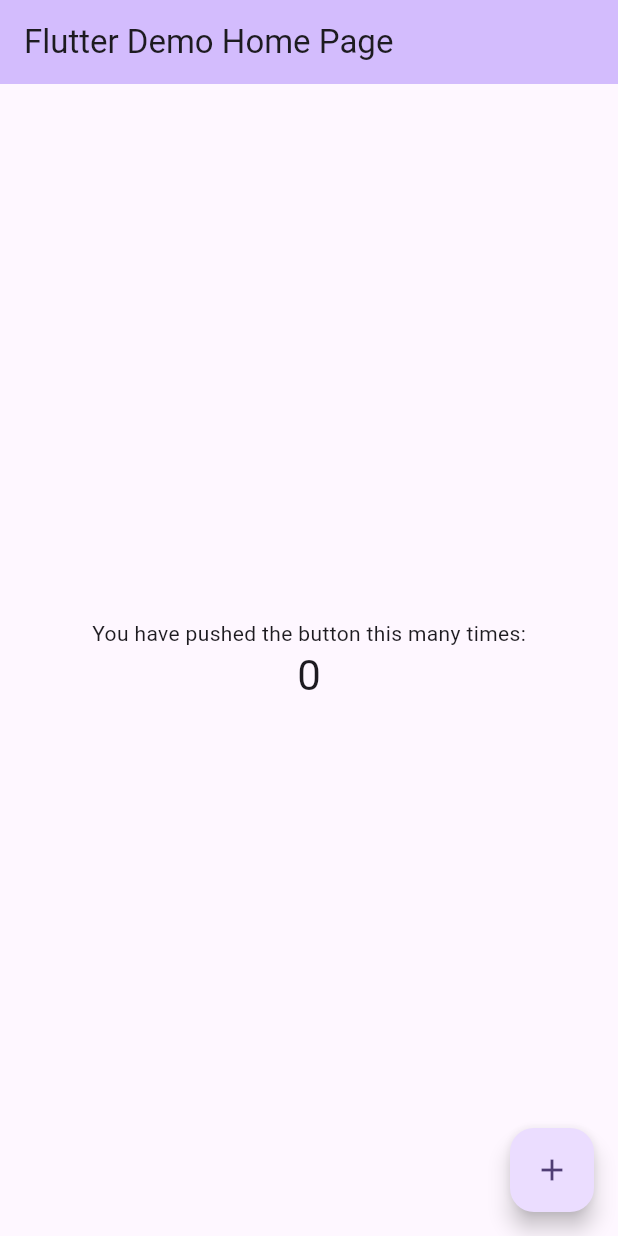
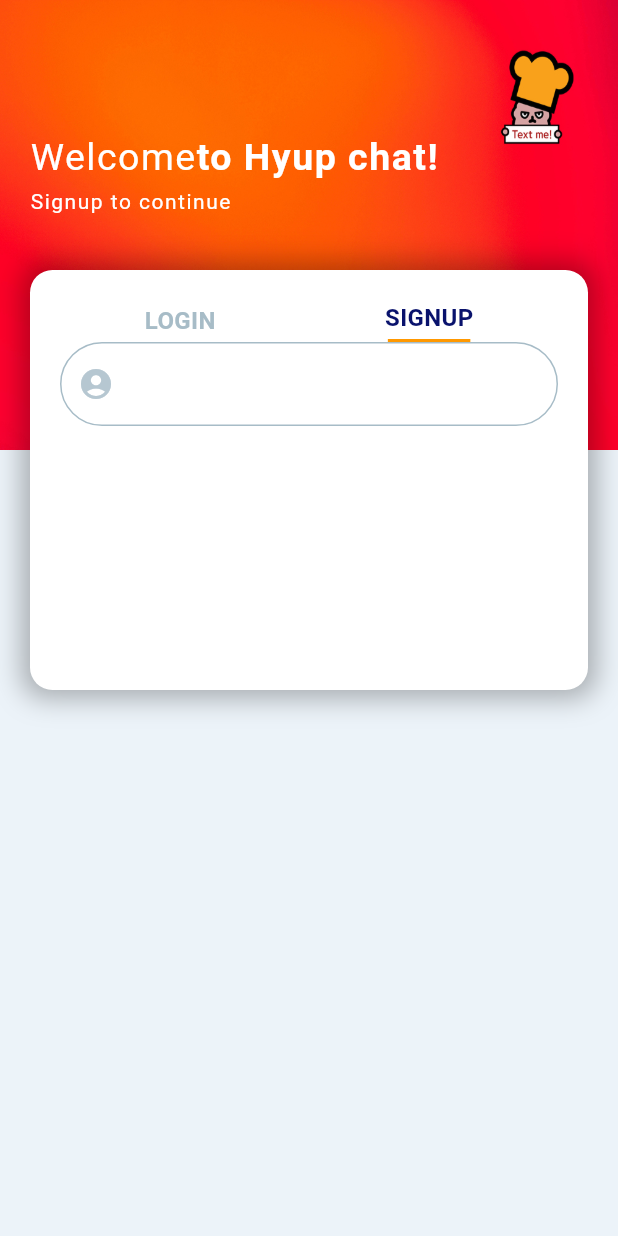
Before and after one commit to shyang12/Chatting_App, a Flutter app: the screen it shows after launch, on a phone screen of 412 x 824 dp. Run offline on Flutter 3.47's test engine with Material 3 defaults, Android fonts, the phone set to English and light mode, and no system bars.

Commit message:
채팅 앱 UI 디자인 / 2024-05-22

```diff
--- a/lib/main.dart
+++ b/lib/main.dart
@@ -1,3 +1,4 @@
+import 'package:chatting_app/screens/main_screen.dart';
 import 'package:flutter/material.dart';
 
 void main() {
@@ -5,121 +6,17 @@ void main() {
 }
 
 class MyApp extends StatelessWidget {
-  const MyApp({super.key});
+  const MyApp({Key? key}) : super(key: key);
 
   // This widget is the root of your application.
   @override
   Widget build(BuildContext context) {
     return MaterialApp(
-      title: 'Flutter Demo',
+      title: 'Hyup Chatting',
       theme: ThemeData(
-        // This is the theme of your application.
-        //
-        // TRY THIS: Try running your application with "flutter run". You'll see
-        // the application has a purple toolbar. Then, without quitting the app,
-        // try changing the seedColor in the colorScheme below to Colors.green
-        // and then invoke "hot reload" (save your changes or press the "hot
-        // reload" button in a Flutter-supported IDE, or press "r" if you used
-        // the command line to start the app).
-        //
-        // Notice that the counter didn't reset back to zero; the application
-        // state is not lost during the reload. To reset the state, use hot
-        // restart instead.
-        //
-        // This works for code too, not just values: Most code changes can be
-        // tested with just a hot reload.
-        colorScheme: ColorScheme.fromSeed(seedColor: Colors.deepPurple),
-        useMaterial3: true,
+        primarySwatch: Colors.blue
       ),
-      home: const MyHomePage(title: 'Flutter Demo Home Page'),
+      home: LoginSignupScreen(),
     );
   }
 }
-
-class MyHomePage extends StatefulWidget {
-  const MyHomePage({super.key, required this.title});
-
-  // This widget is the home page of your application. It is stateful, meaning
-  // that it has a State object (defined below) that contains fields that affect
-  // how it looks.
-
-  // This class is the configuration for the state. It holds the values (in this
-  // case the title) provided by the parent (in this case the App widget) and
-  // used by the build method of the State. Fields in a Widget subclass are
-  // always marked "final".
-
-  final String title;
-
-  @override
-  State<MyHomePage> createState() => _MyHomePageState();
-}
-
-class _MyHomePageState extends State<MyHomePage> {
-  int _counter = 0;
-
-  void _incrementCounter() {
-    setState(() {
-      // This call to setState tells the Flutter framework that something has
-      // changed in this State, which causes it to rerun the build method below
-      // so that the display can reflect the updated values. If we changed
-      // _counter without calling setState(), then the build method would not be
-      // called again, and so nothing would appear to happen.
-      _counter++;
-    });
-  }
-
-  @override
-  Widget build(BuildContext context) {
-    // This method is rerun every time setState is called, for instance as done
-    // by the _incrementCounter method above.
-    //
-    // The Flutter framework has been optimized to make rerunning build methods
-    // fast, so that you can just rebuild anything that needs updating rather
-    // than having to individually change instances of widgets.
-    return Scaffold(
-      appBar: AppBar(
-        // TRY THIS: Try changing the color here to a specific color (to
-        // Colors.amber, perhaps?) and trigger a hot reload to see the AppBar
-        // change color while the other colors stay the same.
-        backgroundColor: Theme.of(context).colorScheme.inversePrimary,
-        // Here we take the value from the MyHomePage object that was created by
-        // the App.build method, and use it to set our appbar title.
-        title: Text(widget.title),
-      ),
-      body: Center(
-        // Center is a layout widget. It takes a single child and positions it
-        // in the middle of the parent.
-        child: Column(
-          // Column is also a layout widget. It takes a list of children and
-          // arranges them vertically. By default, it sizes itself to fit its
-          // children horizontally, and tries to be as tall as its parent.
-          //
-          // Column has various properties to control how it sizes itself and
-          // how it positions its children. Here we use mainAxisAlignment to
-          // center the children vertically; the main axis here is the vertical
-          // axis because Columns are vertical (the cross axis would be
-          // horizontal).
-          //
-          // TRY THIS: Invoke "debug painting" (choose the "Toggle Debug Paint"
-          // action in the IDE, or press "p" in the console), to see the
-          // wireframe for each widget.
-          mainAxisAlignment: MainAxisAlignment.center,
-          children: <Widget>[
-            const Text(
-              'You have pushed the button this many times:',
-            ),
-            Text(
-              '$_counter',
-              style: Theme.of(context).textTheme.headlineMedium,
-            ),
-          ],
-        ),
-      ),
-      floatingActionButton: FloatingActionButton(
-        onPressed: _incrementCounter,
-        tooltip: 'Increment',
-        child: const Icon(Icons.add),
-      ), // This trailing comma makes auto-formatting nicer for build methods.
-    );
-  }
-}
--- a/lib/screens/main_screen.dart
+++ b/lib/screens/main_screen.dart
@@ -0,0 +1,190 @@
+import 'package:flutter/cupertino.dart';
+import 'package:flutter/material.dart';
+import 'package:chatting_app/config/Palette.dart';
+import 'package:flutter/widgets.dart';
+
+class LoginSignupScreen extends StatefulWidget {
+  const LoginSignupScreen({Key? key}) : super(key: key);
+
+  @override
+  State<LoginSignupScreen> createState() => _LoginSignupScreenState();
+}
+
+class _LoginSignupScreenState extends State<LoginSignupScreen> {
+  bool isSignupScreen = true;
+
+  @override
+  Widget build(BuildContext context) {
+    return Scaffold(
+      backgroundColor: Palette.backgroundColor,
+      body: Stack(
+        children: [
+          Positioned(
+            top: 0,
+            right: 0,
+            left: 0,
+            child: Container(
+              height: 300,
+              decoration: BoxDecoration(
+                image: DecorationImage(
+                  image: AssetImage('image/red.jpg'),
+                  fit: BoxFit.fill
+                ),
+              ),
+              child: Container(
+                padding: EdgeInsets.only(top: 90, left: 20),
+                child: Column(
+                  crossAxisAlignment: CrossAxisAlignment.start,
+                  children: [
+                    RichText(
+                      text: TextSpan(
+                        text: 'Welcome',
+                        style: TextStyle(
+                          letterSpacing: 1.0,
+                          fontSize: 25,
+                          color: Colors.white
+                        ),
+                        children: [
+                          TextSpan(
+                        text: 'to Hyup chat!',
+                        style: TextStyle(
+                            letterSpacing: 1.0,
+                            fontSize: 25,
+                            color: Colors.white,
+                            fontWeight: FontWeight.bold
+                            ),
+                          ),
+                        ],
+                      ),
+                    ),
+                    SizedBox(
+                      height: 5.0,
+                    ),
+                    Text(
+                      "Signup to continue",
+                      style: TextStyle(
+                          letterSpacing: 1.0,
+                          color: Colors.white,
+                      ),
+                    )
+                  ],
+                ),
+              ),
+            ),
+          ),
+          Positioned(
+            top: 180,
+            child: Container(
+              padding: EdgeInsets.all(20.0),
+              height: 280.0,
+              width: MediaQuery.of(context).size.width - 40,
+              margin: EdgeInsets.symmetric(horizontal: 20.0),
+              decoration: BoxDecoration(
+                color: Colors.white,
+                borderRadius: BorderRadius.circular(15.0),
+                boxShadow: [
+                  BoxShadow(
+                    color: Colors.black.withOpacity(0.3),
+                    blurRadius: 15,
+                    spreadRadius: 5,
+                  ),
+                ],
+              ),
+              child: Column(
+                children: [
+                  Row(
+                    mainAxisAlignment: MainAxisAlignment.spaceAround,
+                    children: [
+                      GestureDetector(
+                        onTap: () {
+                          setState(() {
+                            isSignupScreen = false;
+                          });
+                        },
+                        child: Column(
+                          children: [
+                            Text(
+                              'LOGIN',
+                              style: TextStyle(
+                                fontSize: 16,
+                                fontWeight: FontWeight.bold,
+                                color: !isSignupScreen ? Palette.activeColor : Palette.textColor1,
+                              ),
+                            ),
+                            if (!isSignupScreen)
+                            Container(
+                              margin: EdgeInsets.only(top: 3),
+                              height: 2,
+                              width: 55,
+                              color: Colors.orange,
+                            )
+                          ],
+                        ),
+                      ),
+                      GestureDetector(
+                        onTap: () {
+                          setState(() {
+                            isSignupScreen = true;
+                          });
+                        },
+                        child: Column(
+                          children: [
+                            Text(
+                              'SIGNUP',
+                              style: TextStyle(
+                                fontSize: 16,
+                                fontWeight: FontWeight.bold,
+                                color: isSignupScreen ?  Palette.activeColor : Palette.textColor1,
+                              ),
+                            ),
+                            if (isSignupScreen)
+                            Container(
+                              margin: EdgeInsets.only(top: 3),
+                              height: 2,
+                              width: 55,
+                              color: Colors.orange,
+                            )
+                          ],
+                        ),
+                      ),
+                    ],
+                  ),
+                  Container(
+                    child: Form(
+                      child: Column(
+                        children: [
+                          TextFormField(
+                            decoration: InputDecoration(
+                              prefixIcon: Icon(
+                                Icons.account_circle,
+                                color: Palette.iconColor,
+                              ),
+                              enabledBorder: OutlineInputBorder(
+                                borderSide: BorderSide(
+                                  color: Palette.textColor1),
+                                borderRadius: BorderRadius.all(
+                                  Radius.circular(35.0),
+                                ),
+                              ),
+                              focusedBorder:  OutlineInputBorder(
+                                borderSide: BorderSide(
+                                    color: Palette.textColor1),
+                                borderRadius: BorderRadius.all(
+                                  Radius.circular(35.0),
+                                ),
+                              ),
+                            ),
+                          )
+                        ],
+                      ),
+                    ),
+                  )
+                ],
+              ),
+            ),
+          ),
+        ],
+      ),
+    );
+  }
+}
--- a/pubspec.yaml
+++ b/pubspec.yaml
@@ -59,6 +59,9 @@ flutter:
   uses-material-design: true
 
   # To add assets to your application, add an assets section, like this:
+  assets:
+    - image/red.jpg
+
   # assets:
   #   - images/a_dot_burr.jpeg
   #   - images/a_dot_ham.jpeg
```
Also changed, not shown: image/red.jpg (added).
